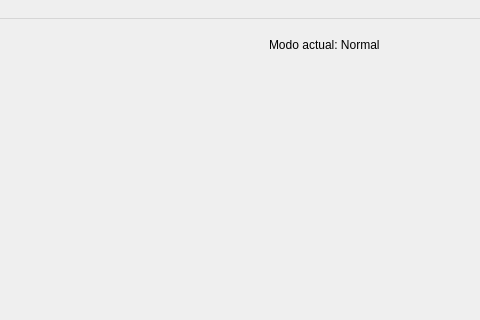
ITLP-Chronicles/TecPainter, file mainwindow.ui: the form before one commit; both pictures show x 321 to 801 and y 0 to 320 of the 801 by 611 pixel window.
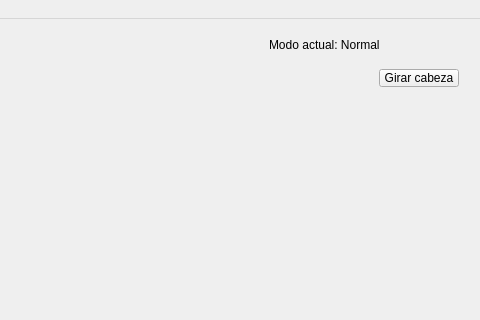
The form after the commit. Icons and pictures are not drawn.

Diff of the .ui file:
```diff
--- a/mainwindow.ui
+++ b/mainwindow.ui
@@ -85,6 +85,19 @@
      <string>Giro</string>
     </property>
    </widget>
+   <widget class="QPushButton" name="btnGiroCabeza">
+    <property name="geometry">
+     <rect>
+      <x>700</x>
+      <y>50</y>
+      <width>80</width>
+      <height>18</height>
+     </rect>
+    </property>
+    <property name="text">
+     <string>Girar cabeza</string>
+    </property>
+   </widget>
   </widget>
   <widget class="QMenuBar" name="menubar">
    <property name="geometry">
```
Left out of the diff: 2 changed lines with no effect on the pictures.
